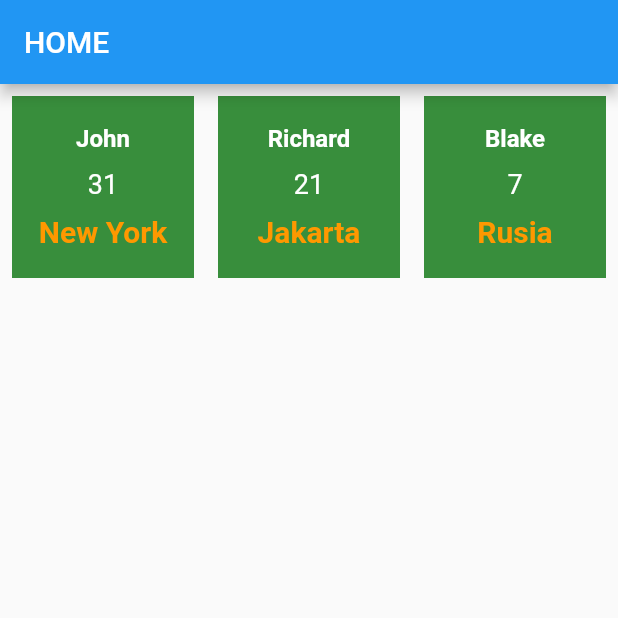
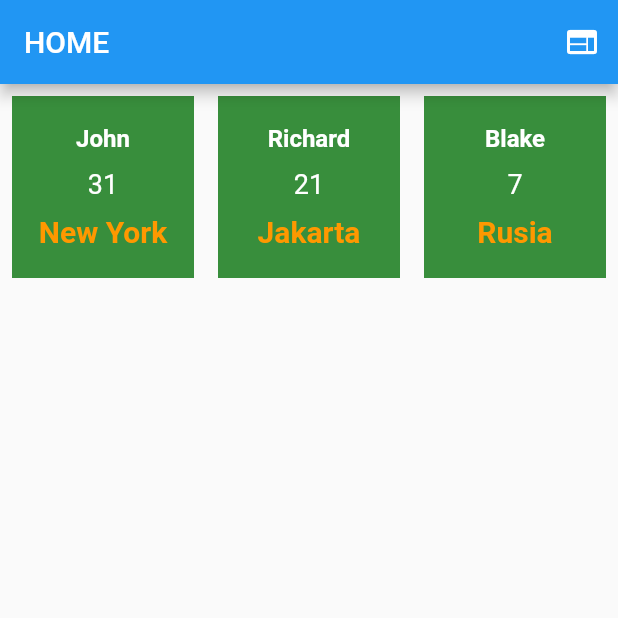
Before and after one commit to Winstheru/simple, a Flutter app: the MyHomePage screen opened directly, on a phone screen of 412 x 824 dp, the top half of it. Run offline on Flutter 3.47's test engine with Material 2 defaults, Android fonts, the phone set to English and light mode, and no system bars; our stand-ins replace flushbar, font_awesome_flutter, webview_flutter.

```diff
--- a/lib/Home.dart
+++ b/lib/Home.dart
@@ -1,7 +1,7 @@
-import 'package:flushbar/flushbar.dart';
 import 'package:flutter/material.dart';
 import 'dart:convert'; //agar bisa memakai json.decode
-import 'MenuGrid.dart'; //agar bisa memakai Custom Widget Grid
+import 'MenuGrid.dart';
+import 'WebView.dart'; //agar bisa memakai Custom Widget Grid
 
 class MyHomePage extends StatefulWidget {
   @override
@@ -16,9 +16,18 @@ class _MyHomePageState extends State<MyHomePage> {
     return Scaffold(
         appBar: AppBar(
           title: Text("HOME"),
+          actions: <Widget>[
+            IconButton(
+                icon: Icon(Icons.web),
+                onPressed: () => Navigator.push(context,
+                        MaterialPageRoute(builder: (context) {
+                      return WebViewPage();
+                    })))
+          ],
         ),
         body: Container(
           width: MediaQuery.of(context).size.width,
+          height: MediaQuery.of(context).size.height,
           child: FutureBuilder(
               future: DefaultAssetBundle.of(context)
                   .loadString("assets/simple.json"),
--- a/pubspec.yaml
+++ b/pubspec.yaml
@@ -21,6 +21,7 @@ dependencies:
     sdk: flutter
   font_awesome_flutter: ^8.5.0
   flushbar: ^1.9.1
+  webview_flutter: ^0.3.19+5
 
   # The following adds the Cupertino Icons font to your application.
   # Use with the CupertinoIcons class for iOS style icons.
```
Also changed, not shown: lib/WebView.dart (added, +27 -0 lines), pubspec.lock.
